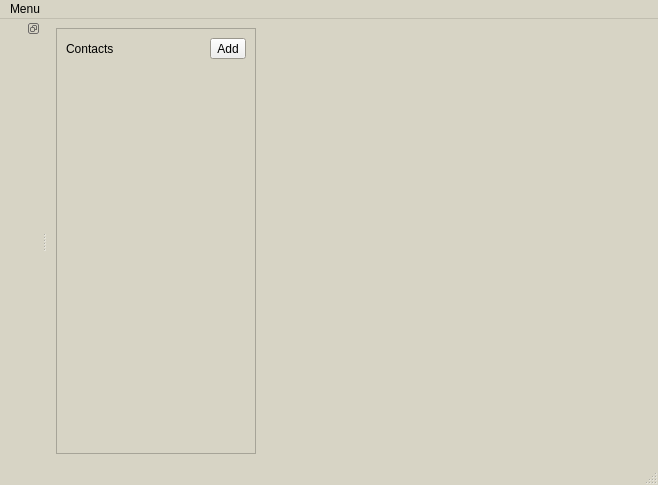
This is ui/qtgui/main_window.ui in marosi/SocialDesktopClient as Qt 5 draws it before an edit. The edited form follows.
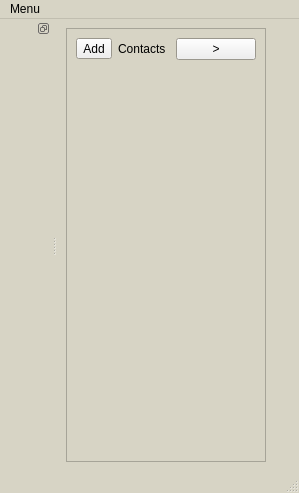
This is the edited form.

Commit message: simple contact grouping by account

```diff
--- a/ui/qtgui/main_window.ui
+++ b/ui/qtgui/main_window.ui
@@ -6,8 +6,8 @@
    <rect>
     <x>0</x>
     <y>0</y>
-    <width>658</width>
-    <height>485</height>
+    <width>272</width>
+    <height>493</height>
    </rect>
   </property>
   <property name="palette">
@@ -119,6 +119,13 @@
        </item>
        <item row="0" column="0">
         <layout class="QHBoxLayout" name="contactsHeaderLayout">
+         <item>
+          <widget class="QToolButton" name="addContactButton">
+           <property name="text">
+            <string>Add</string>
+           </property>
+          </widget>
+         </item>
          <item>
           <widget class="QLabel" name="label">
            <property name="text">
@@ -140,9 +147,9 @@
           </spacer>
          </item>
          <item>
-          <widget class="QToolButton" name="addContactButton">
+          <widget class="QPushButton" name="pushButton">
            <property name="text">
-            <string>Add</string>
+            <string>&gt;</string>
            </property>
           </widget>
          </item>
@@ -161,7 +168,7 @@
       </property>
       <property name="minimumSize">
        <size>
-        <width>250</width>
+        <width>0</width>
         <height>0</height>
        </size>
       </property>
@@ -245,8 +252,8 @@
     <rect>
      <x>0</x>
      <y>0</y>
-     <width>658</width>
-     <height>25</height>
+     <width>272</width>
+     <height>21</height>
     </rect>
    </property>
    <widget class="QMenu" name="menuSettings">
@@ -258,9 +265,21 @@
    <addaction name="menuSettings"/>
   </widget>
   <widget class="QDockWidget" name="accountsPaneDock">
+   <property name="sizePolicy">
+    <sizepolicy hsizetype="MinimumExpanding" vsizetype="MinimumExpanding">
+     <horstretch>0</horstretch>
+     <verstretch>0</verstretch>
+    </sizepolicy>
+   </property>
+   <property name="minimumSize">
+    <size>
+     <width>51</width>
+     <height>50</height>
+    </size>
+   </property>
    <property name="maximumSize">
     <size>
-     <width>60</width>
+     <width>70</width>
      <height>524287</height>
     </size>
    </property>
@@ -294,7 +313,11 @@
     </layout>
    </widget>
   </widget>
-  <widget class="QStatusBar" name="statusbar"/>
+  <widget class="QStatusBar" name="statusbar">
+   <property name="enabled">
+    <bool>false</bool>
+   </property>
+  </widget>
   <action name="actionSettings">
    <property name="text">
     <string>Settings</string>
```
Left out of the diff: 10 changed lines with no effect on the pictures. The commit also changes 8 other files.
